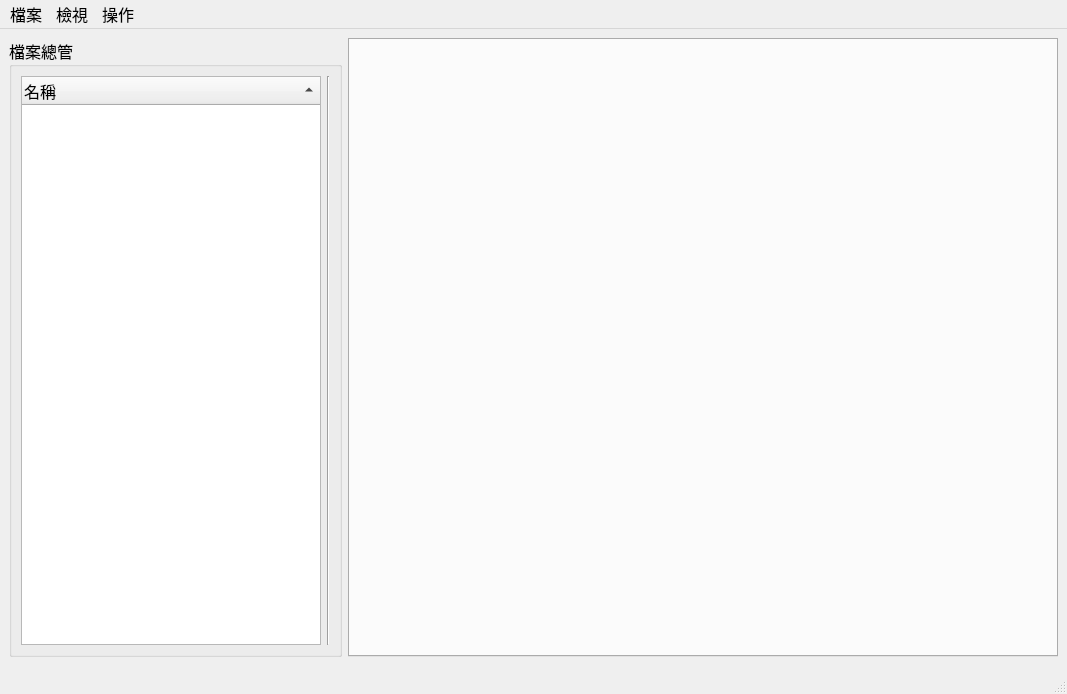
Before: the Qt Designer form ui/main.ui in willy11342002/hotkeyMiddle, drawn with Qt 5.
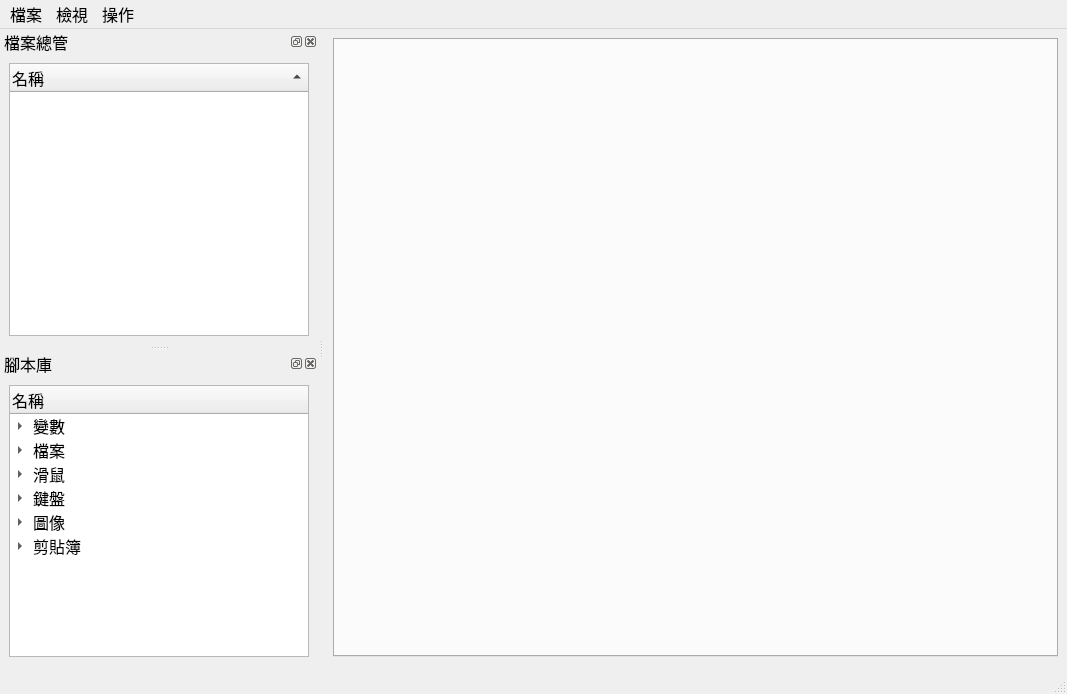
After: the same form once the commit is applied. Custom widgets are drawn as their Qt base class.

Commit message: 主頁面改為使用dockWidget

What changed in the file:
```diff
--- a/ui/main.ui
+++ b/ui/main.ui
@@ -28,83 +28,7 @@
   <widget class="QWidget" name="centralwidget">
    <layout class="QVBoxLayout" name="verticalLayout">
     <item>
-     <layout class="QHBoxLayout" name="horizontalLayout">
-      <item>
-       <widget class="QGroupBox" name="file_explorer">
-        <property name="title">
-         <string>檔案總管</string>
-        </property>
-        <layout class="QHBoxLayout" name="horizontalLayout_2">
-         <item>
-          <layout class="QVBoxLayout" name="verticalLayout_3">
-           <item>
-            <widget class="FileExplorer" name="tree_scripts">
-             <property name="sizePolicy">
-              <sizepolicy hsizetype="Fixed" vsizetype="Expanding">
-               <horstretch>0</horstretch>
-               <verstretch>0</verstretch>
-              </sizepolicy>
-             </property>
-             <property name="minimumSize">
-              <size>
-               <width>300</width>
-               <height>0</height>
-              </size>
-             </property>
-             <property name="editTriggers">
-              <set>QAbstractItemView::EditKeyPressed</set>
-             </property>
-             <property name="sortingEnabled">
-              <bool>true</bool>
-             </property>
-             <attribute name="headerDefaultSectionSize">
-              <number>200</number>
-             </attribute>
-             <attribute name="headerShowSortIndicator" stdset="0">
-              <bool>true</bool>
-             </attribute>
-             <attribute name="headerStretchLastSection">
-              <bool>true</bool>
-             </attribute>
-             <column>
-              <property name="text">
-               <string>名稱</string>
-              </property>
-             </column>
-            </widget>
-           </item>
-          </layout>
-         </item>
-         <item>
-          <widget class="Line" name="line">
-           <property name="orientation">
-            <enum>Qt::Vertical</enum>
-           </property>
-          </widget>
-         </item>
-        </layout>
-       </widget>
-      </item>
-      <item>
-       <widget class="EditorTabWidget" name="main_script">
-        <property name="enabled">
-         <bool>true</bool>
-        </property>
-        <property name="sizePolicy">
-         <sizepolicy hsizetype="Expanding" vsizetype="Expanding">
-          <horstretch>0</horstretch>
-          <verstretch>0</verstretch>
-         </sizepolicy>
-        </property>
-        <property name="styleSheet">
-         <string notr="true"/>
-        </property>
-        <property name="tabsClosable">
-         <bool>true</bool>
-        </property>
-       </widget>
-      </item>
-     </layout>
+     <widget class="EditorTabWidget" name="main_script"/>
     </item>
    </layout>
   </widget>
@@ -146,6 +70,242 @@
    <addaction name="menu_2"/>
   </widget>
   <widget class="QStatusBar" name="statusbar"/>
+  <widget class="QDockWidget" name="file_explorer">
+   <property name="allowedAreas">
+    <set>Qt::LeftDockWidgetArea</set>
+   </property>
+   <property name="windowTitle">
+    <string>檔案總管</string>
+   </property>
+   <attribute name="dockWidgetArea">
+    <number>1</number>
+   </attribute>
+   <widget class="QWidget" name="dockWidgetContents">
+    <layout class="QGridLayout" name="gridLayout">
+     <item row="0" column="0">
+      <widget class="FileExplorer" name="tree_files">
+       <property name="sizePolicy">
+        <sizepolicy hsizetype="Fixed" vsizetype="Expanding">
+         <horstretch>0</horstretch>
+         <verstretch>0</verstretch>
+        </sizepolicy>
+       </property>
+       <property name="minimumSize">
+        <size>
+         <width>300</width>
+         <height>0</height>
+        </size>
+       </property>
+       <property name="editTriggers">
+        <set>QAbstractItemView::EditKeyPressed</set>
+       </property>
+       <property name="sortingEnabled">
+        <bool>true</bool>
+       </property>
+       <attribute name="headerDefaultSectionSize">
+        <number>200</number>
+       </attribute>
+       <attribute name="headerShowSortIndicator" stdset="0">
+        <bool>true</bool>
+       </attribute>
+       <attribute name="headerStretchLastSection">
+        <bool>true</bool>
+       </attribute>
+       <column>
+        <property name="text">
+         <string>名稱</string>
+        </property>
+       </column>
+      </widget>
+     </item>
+    </layout>
+   </widget>
+  </widget>
+  <widget class="QDockWidget" name="script_explorer">
+   <property name="allowedAreas">
+    <set>Qt::LeftDockWidgetArea</set>
+   </property>
+   <property name="windowTitle">
+    <string>腳本庫</string>
+   </property>
+   <attribute name="dockWidgetArea">
+    <number>1</number>
+   </attribute>
+   <widget class="QWidget" name="dockWidgetContents_2">
+    <layout class="QGridLayout" name="gridLayout_2">
+     <item row="0" column="0">
+      <widget class="QTreeWidget" name="tree_scripts">
+       <property name="sizePolicy">
+        <sizepolicy hsizetype="Minimum" vsizetype="Expanding">
+         <horstretch>0</horstretch>
+         <verstretch>0</verstretch>
+        </sizepolicy>
+       </property>
+       <property name="dragEnabled">
+        <bool>true</bool>
+       </property>
+       <column>
+        <property name="text">
+         <string>名稱</string>
+        </property>
+       </column>
+       <item>
+        <property name="text">
+         <string>變數</string>
+        </property>
+        <property name="flags">
+         <set>ItemIsSelectable|ItemIsDropEnabled|ItemIsUserCheckable|ItemIsEnabled</set>
+        </property>
+        <item>
+         <property name="text">
+          <string>文字</string>
+         </property>
+         <property name="whatsThis">
+          <string notr="true">StringVariableTrigger</string>
+         </property>
+        </item>
+        <item>
+         <property name="text">
+          <string>整數</string>
+         </property>
+         <property name="whatsThis">
+          <string notr="true">IntergerVariableTrigger</string>
+         </property>
+        </item>
+       </item>
+       <item>
+        <property name="text">
+         <string>檔案</string>
+        </property>
+        <property name="flags">
+         <set>ItemIsSelectable|ItemIsDropEnabled|ItemIsUserCheckable|ItemIsEnabled</set>
+        </property>
+        <item>
+         <property name="text">
+          <string>存檔</string>
+         </property>
+         <property name="whatsThis">
+          <string notr="true">FileSaveTrigger</string>
+         </property>
+        </item>
+        <item>
+         <property name="text">
+          <string>讀檔</string>
+         </property>
+         <property name="whatsThis">
+          <string notr="true">FileLoadTrigger</string>
+         </property>
+        </item>
+       </item>
+       <item>
+        <property name="text">
+         <string>滑鼠</string>
+        </property>
+        <property name="flags">
+         <set>ItemIsSelectable|ItemIsDropEnabled|ItemIsUserCheckable|ItemIsEnabled</set>
+        </property>
+        <item>
+         <property name="text">
+          <string>點擊滑鼠</string>
+         </property>
+         <property name="whatsThis">
+          <string notr="true">MouseClickTrigger</string>
+         </property>
+        </item>
+        <item>
+         <property name="text">
+          <string>滾動滑鼠</string>
+         </property>
+         <property name="whatsThis">
+          <string notr="true">MouseScrollTrigger</string>
+         </property>
+        </item>
+        <item>
+         <property name="text">
+          <string>移動滑鼠</string>
+         </property>
+         <property name="whatsThis">
+          <string notr="true">MouseMoveTrigger</string>
+         </property>
+        </item>
+       </item>
+       <item>
+        <property name="text">
+         <string>鍵盤</string>
+        </property>
+        <property name="flags">
+         <set>ItemIsSelectable|ItemIsDropEnabled|ItemIsUserCheckable|ItemIsEnabled</set>
+        </property>
+        <item>
+         <property name="text">
+          <string>點擊按鈕</string>
+         </property>
+         <property name="whatsThis">
+          <string notr="true">KeyboardClickTrigger</string>
+         </property>
+        </item>
+        <item>
+         <property name="text">
+          <string>按下快速鍵</string>
+         </property>
+         <property name="whatsThis">
+          <string notr="true">HotkeyClickTrigger</string>
+         </property>
+        </item>
+       </item>
+       <item>
+        <property name="text">
+         <string>圖像</string>
+        </property>
+        <property name="flags">
+         <set>ItemIsSelectable|ItemIsDropEnabled|ItemIsUserCheckable|ItemIsEnabled</set>
+        </property>
+        <item>
+         <property name="text">
+          <string>螢幕截圖</string>
+         </property>
+         <property name="whatsThis">
+          <string notr="true">PrintScreenTrigger</string>
+         </property>
+        </item>
+        <item>
+         <property name="text">
+          <string>圖像辨識</string>
+         </property>
+         <property name="whatsThis">
+          <string notr="true">ScreenCheckTrigger</string>
+         </property>
+        </item>
+       </item>
+       <item>
+        <property name="text">
+         <string>剪貼簿</string>
+        </property>
+        <property name="flags">
+         <set>ItemIsSelectable|ItemIsDropEnabled|ItemIsUserCheckable|ItemIsEnabled</set>
+        </property>
+        <item>
+         <property name="text">
+          <string>複製</string>
+         </property>
+         <property name="whatsThis">
+          <string notr="true">CopyTrigger</string>
+         </property>
+        </item>
+        <item>
+         <property name="text">
+          <string>貼上</string>
+         </property>
+         <property name="whatsThis">
+          <string notr="true">PasteTrigger</string>
+         </property>
+        </item>
+       </item>
+      </widget>
+     </item>
+    </layout>
+   </widget>
+  </widget>
   <action name="action_new_script">
    <property name="text">
     <string>新建腳本</string>
```
Left out of the diff: 9 changed lines with no effect on the pictures. The commit also changes 2 other files.
